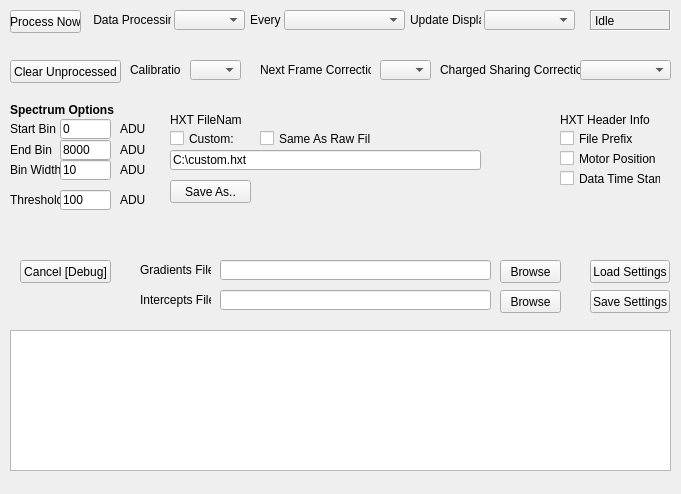
This is STFC/HexitecGigEProject/trunk/HexitecGigE/processingwindow.ui in stfc-detectors/hexitec as Qt 5 draws it before an edit. The edited form follows.
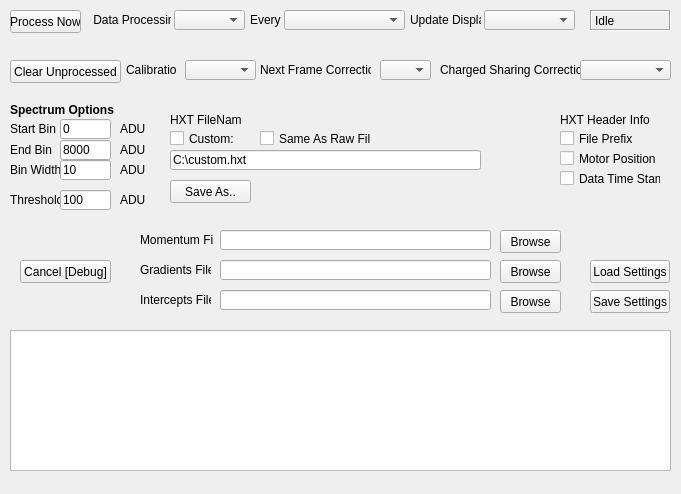
This is the edited form.

The edit to the form file:
```diff
--- a/STFC/HexitecGigEProject/trunk/HexitecGigE/processingwindow.ui
+++ b/STFC/HexitecGigEProject/trunk/HexitecGigE/processingwindow.ui
@@ -315,9 +315,9 @@
   <widget class="QComboBox" name="calibrationComboBox">
    <property name="geometry">
     <rect>
-     <x>190</x>
+     <x>185</x>
      <y>60</y>
-     <width>51</width>
+     <width>71</width>
      <height>20</height>
     </rect>
    </property>
@@ -325,7 +325,7 @@
   <widget class="QLabel" name="calibrationLabel">
    <property name="geometry">
     <rect>
-     <x>130</x>
+     <x>126</x>
      <y>60</y>
      <width>51</width>
      <height>20</height>
@@ -707,6 +707,48 @@
     <bool>false</bool>
    </property>
   </widget>
+  <widget class="QPushButton" name="momentumBrowseButton">
+   <property name="geometry">
+    <rect>
+     <x>500</x>
+     <y>230</y>
+     <width>61</width>
+     <height>23</height>
+    </rect>
+   </property>
+   <property name="text">
+    <string>Browse</string>
+   </property>
+  </widget>
+  <widget class="QLabel" name="momentumPathLabel">
+   <property name="geometry">
+    <rect>
+     <x>140</x>
+     <y>230</y>
+     <width>73</width>
+     <height>20</height>
+    </rect>
+   </property>
+   <property name="layoutDirection">
+    <enum>Qt::LeftToRight</enum>
+   </property>
+   <property name="text">
+    <string>Momentum File:</string>
+   </property>
+   <property name="alignment">
+    <set>Qt::AlignLeading|Qt::AlignLeft|Qt::AlignVCenter</set>
+   </property>
+  </widget>
+  <widget class="QLineEdit" name="momentumPathLineEdit">
+   <property name="geometry">
+    <rect>
+     <x>220</x>
+     <y>230</y>
+     <width>271</width>
+     <height>20</height>
+    </rect>
+   </property>
+  </widget>
  </widget>
  <resources/>
  <connections/>
```
